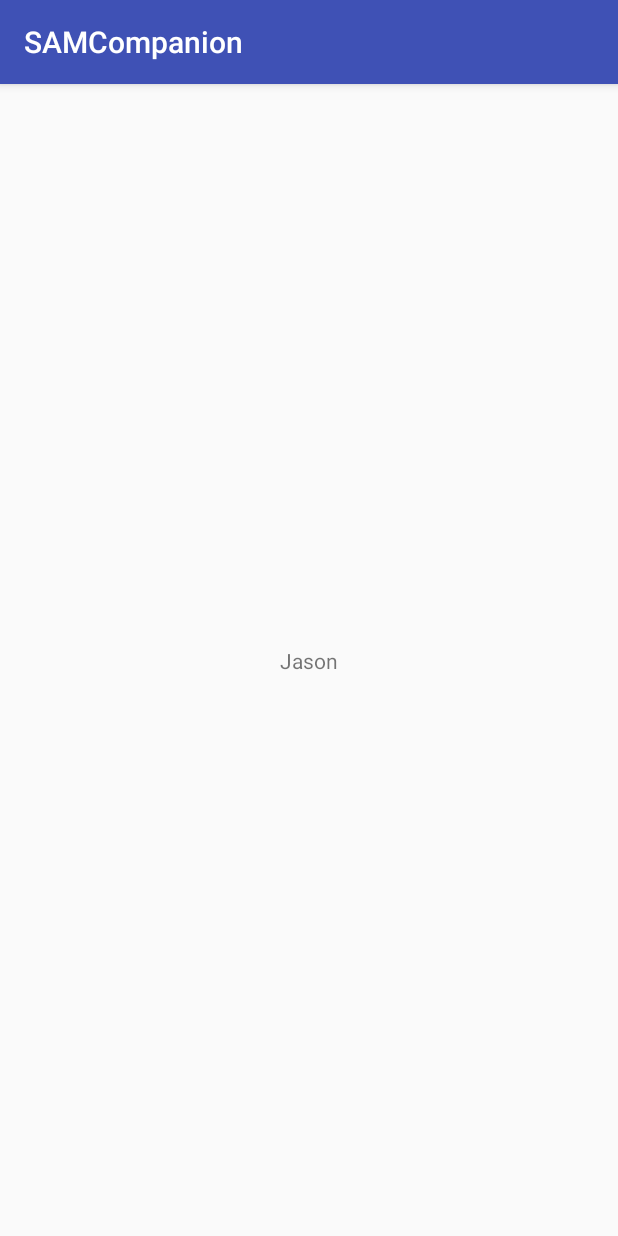
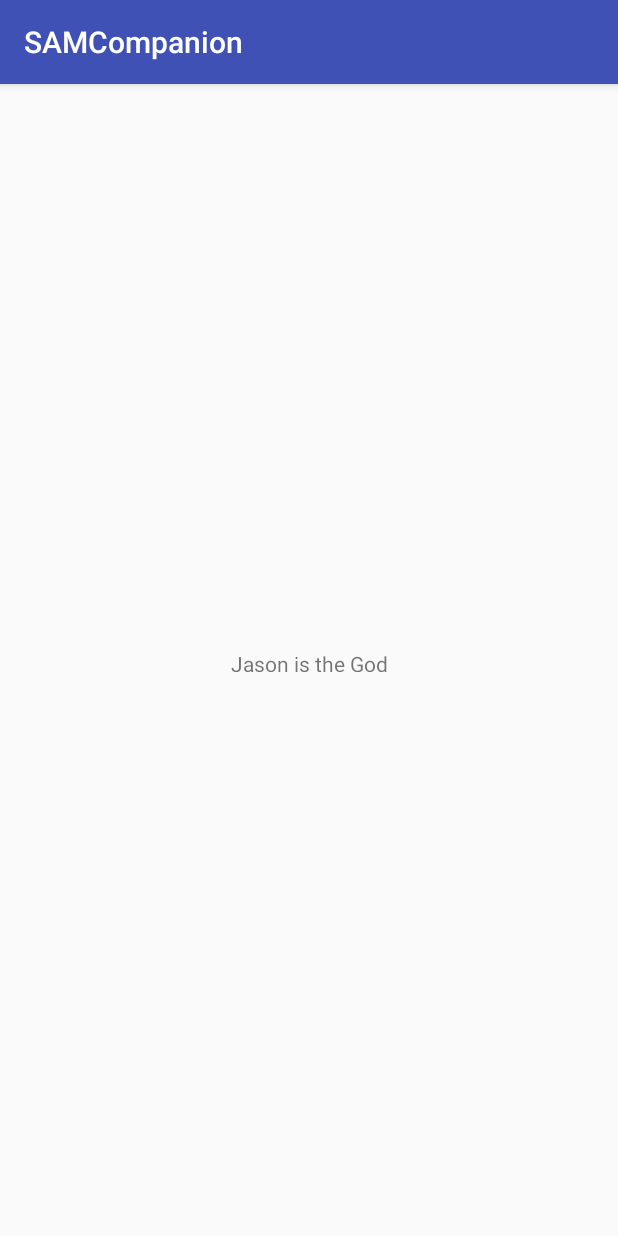
Before and after one commit to JasonDeichmann/SAMCompanion, an Android app: the screen it shows after launch (MainActivity), on a phone screen of 412 x 824 dp. Run offline under Robolectric (Android 15) with nearby library versions, the phone set to English and light mode, and no system bars.

Commit message:
Fifth Commit?

```diff
--- a/app/src/main/res/layout/activity_main.xml
+++ b/app/src/main/res/layout/activity_main.xml
@@ -8,8 +8,8 @@
 
     <TextView
         android:layout_width="wrap_content"
-        android:layout_height="wrap_content"
-        android:text="Jason"
+        android:layout_height="15dp"
+        android:text="Jason is the God"
         app:layout_constraintBottom_toBottomOf="parent"
         app:layout_constraintLeft_toLeftOf="parent"
         app:layout_constraintRight_toRightOf="parent"
```
